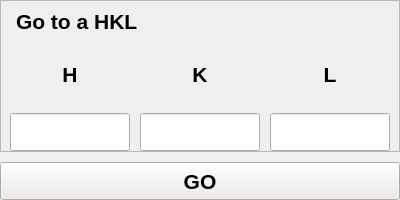
This is gui/goto_hkl.ui in HugoValim/DAF as Qt 5 draws it before an edit. The edited form follows.
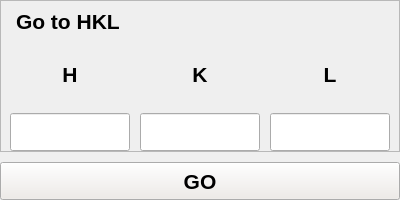
This is the edited form.

Commit message: Fixed some bugs related to daf.gui

The edit to the form file:
```diff
--- a/gui/goto_hkl.ui
+++ b/gui/goto_hkl.ui
@@ -76,7 +76,7 @@
 }</string>
         </property>
         <property name="text">
-         <string>Go to a HKL</string>
+         <string>Go to HKL</string>
         </property>
        </widget>
       </item>
```
Left out of the diff: 2 changed lines with no effect on the pictures. The commit also changes 5 other files.
